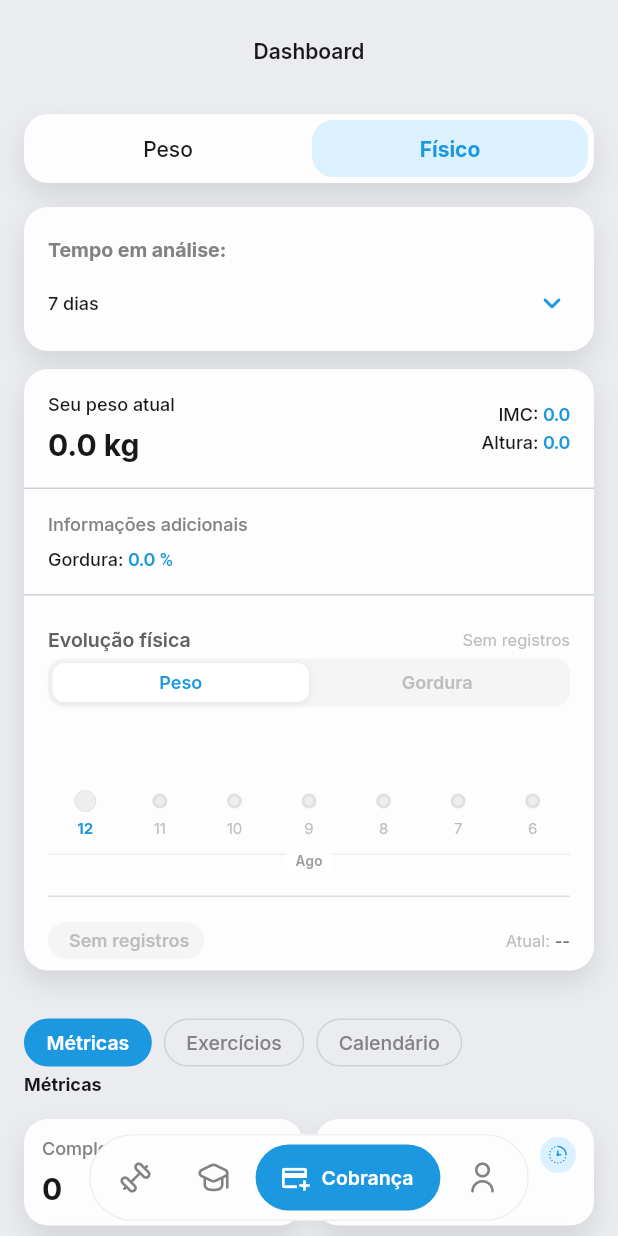
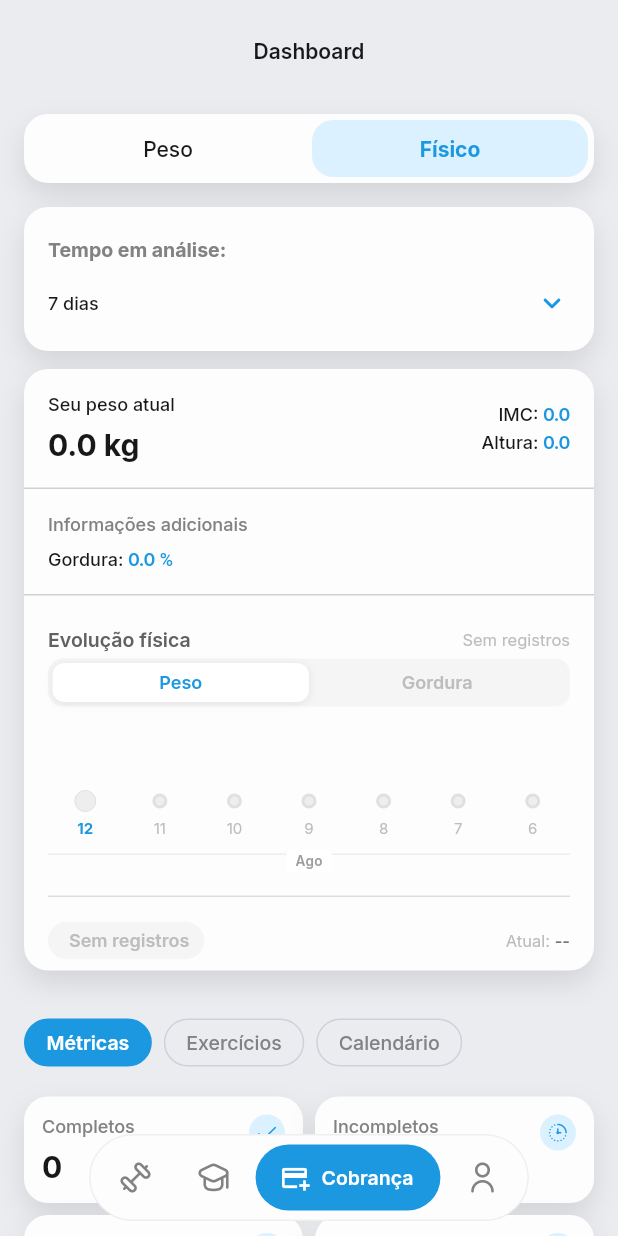
Before and after one commit to PedroasoLuiz/datafit, a Flutter app: the MetricasWidget screen opened by its route, after a tap on "Físico", on a phone screen of 412 x 824 dp. Run offline on Flutter 3.47's test engine with Material 3 defaults, Android fonts, the phone set to English and light mode, and no system bars; drawn by our look-alikes of dropdown_button2, flutter_animate; our stand-ins replace auto_size_text, badges, cached_network_image, calendar_date_picker2, carousel_slider, easy_debounce and 24 more; missing offline and left inert: json_path, mime_type, video_thumbnail, webview_flutter_android, webviewx_plus; accounts and stored records are empty; network calls fail.

Commit message:
Push ligado e ajustes de exibicao
O push esta configurado ponta a ponta: credenciais do projeto datafit-3ef9e no
app, Edge Function autenticando por token proprio e gatilho disparando a cada
notificacao criada.

A funcao autentica por dentro em vez de usar verify_jwt porque o gatilho roda
dentro do banco e nao tem como assinar um JWT de usuario; a alternativa seria
gravar a service_role key no banco, que da muito mais poder do que este
endpoint precisa.

Ajustes:
- Baralho: o giro das cartas de tras era multiplicado pela camada, entao a
  terceira girava o dobro da segunda e ficava deitada. Agora e fixo por lado.
- Metricas: some o titulo "Metricas" que ficava logo abaixo da aba de mesmo
  nome. O "Hoje" fica, porque diz outra coisa.
- Indicadores: o numero solto nao dizia se era feito ou por fazer. Agora a
  frase e "N de M voce ja fez", e a barra mede o progresso dentro do grupo em
  vez do tamanho do grupo — media uma coisa e parecia outra.
- Reels: `contain` no lugar de `cover`, que recortava as laterais e cortava
  justo a execucao do exercicio. A barra de progresso saiu de tras do
  indicador de home do iPhone.
- Foto em tela cheia sem InteractiveViewer: mesmo com tamanho imposto ele
  insistia em posicionar a imagem no topo.

Co-Authored-By: Claude Opus 5 <noreply@anthropic.com>

```diff
--- a/datafit/lib/pages/metas/metricas/metricas_widget.dart
+++ b/datafit/lib/pages/metas/metricas/metricas_widget.dart
@@ -1780,25 +1780,11 @@ class _MetricasWidgetState extends State<MetricasWidget>
                               mainAxisSize: MainAxisSize.max,
                               mainAxisAlignment: MainAxisAlignment.spaceBetween,
                               children: [
-                                Text(
-                                  'Métricas',
-                                  style: FlutterFlowTheme.of(context)
-                                      .bodyMedium
-                                      .override(
-                                        font: GoogleFonts.inter(
-                                          fontWeight: FontWeight.bold,
-                                          fontStyle:
-                                              FlutterFlowTheme.of(context)
-                                                  .bodyMedium
-                                                  .fontStyle,
-                                        ),
-                                        letterSpacing: 0.0,
-                                        fontWeight: FontWeight.bold,
-                                        fontStyle: FlutterFlowTheme.of(context)
-                                            .bodyMedium
-                                            .fontStyle,
-                                      ),
-                                ),
+                                // O titulo "Métricas" saiu: a aba logo
+                                // acima ja diz onde se esta, e repetir a
+                                // palavra duas vezes seguidas so ocupa
+                                // altura. O "Hoje" continua, porque diz
+                                // outra coisa — o periodo dos numeros.
                                 if (responsiveVisibility(
                                   context: context,
                                   phone: false,
--- a/datafit/lib/pages/treinos/treinos/treinos_widget.dart
+++ b/datafit/lib/pages/treinos/treinos/treinos_widget.dart
@@ -1107,7 +1107,9 @@ class _CarrosselLequeState extends State<_CarrosselLeque>
     // Frente: gira conforme o arraste. Fundo: giro fixo, alternando o lado.
     final giro = daFrente
         ? (largura > 0 ? (_arraste / largura) * 0.22 : 0.0)
-        : (paraDireita ? 1 : -1) * _giroFundo * camadaEfetiva;
+        // Angulo fixo por lado, sem multiplicar pela camada: com o fator, a
+        // terceira carta girava o dobro da segunda e ficava deitada.
+        : (paraDireita ? 1 : -1) * _giroFundo;
 
     final carta = Transform.translate(
       offset: Offset(desloc, 0.0),
--- a/datafit/pubspec.yaml
+++ b/datafit/pubspec.yaml
@@ -15,7 +15,7 @@ publish_to: 'none' # Remove this line if you wish to publish to pub.dev
 # In iOS, build-name is used as CFBundleShortVersionString while build-number used as CFBundleVersion.
 # Read more about iOS versioning at
 # https://developer.apple.com/library/archive/documentation/General/Reference/InfoPlistKeyReference/Articles/CoreFoundationKeys.html
-version: 1.0.25+20
+version: 1.0.26+21
 
 environment:
   sdk: ">=3.0.0 <4.0.0"
```
Also changed, not shown: datafit/lib/backend/push/config_push.dart (+8 -7 lines), datafit/lib/components/foto_tela_cheia.dart (+14 -15 lines), datafit/lib/components/indicadores_exercicios.dart (+50 -18 lines), datafit/lib/components/video_exercicio.dart (+20 -5 lines).
